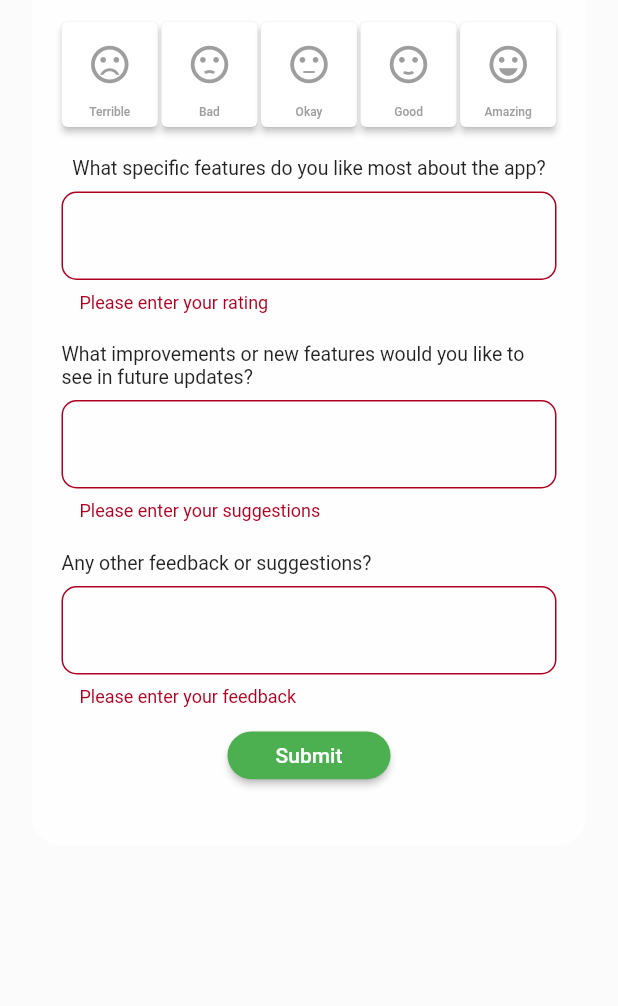
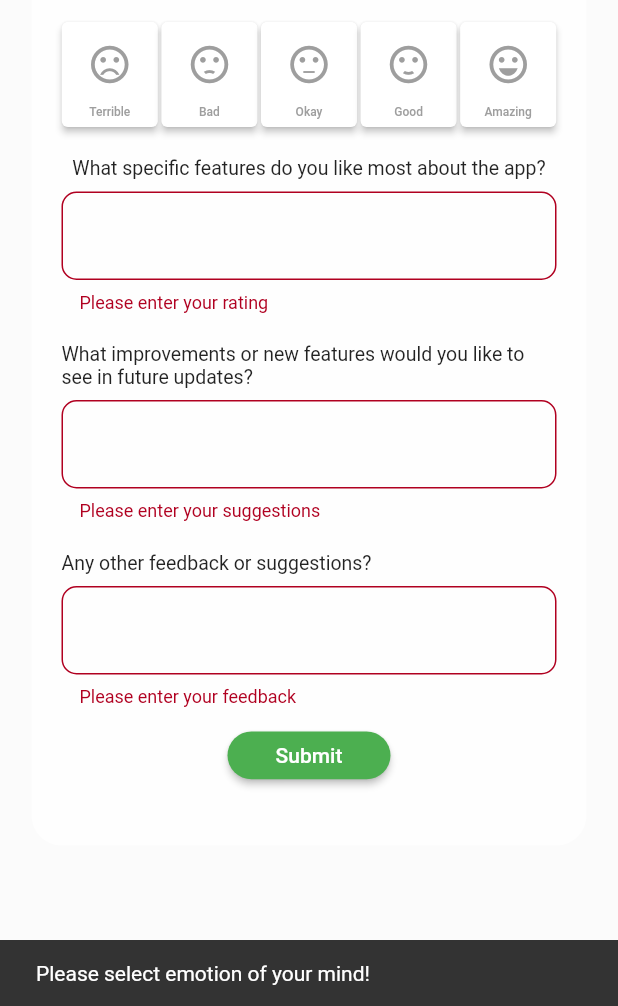
Before and after one commit to Chamith-Dilshan/ScholarSync_MobileApp, a Flutter app: the FeedbackForm screen opened directly, after a tap on "Submit", on a phone screen of 412 x 824 dp, the part 230-1236 px from its top. Run offline on Flutter 3.47's test engine with Material 2 defaults, Android fonts, the phone set to English and light mode, and no system bars; drawn by our look-alikes of calendar_view; our stand-ins replace bloc, cloud_firestore, expandable_text, firebase_auth, firebase_core, firebase_storage and 5 more; accounts and stored records are empty.

Commit message:
update give feedback.dart
connected to firestore

```diff
--- a/lib/features/view/give_feedback.dart
+++ b/lib/features/view/give_feedback.dart
@@ -3,6 +3,7 @@ import 'package:flutter/material.dart';
 // import 'package:scholarsync/common/nav_bar.dart';
 import '../../theme/palette.dart';
 import 'package:scholarsync/common/sidebar_bloc.dart';
+import 'package:cloud_firestore/cloud_firestore.dart';
 
 class FeedbackForm extends StatefulWidget implements NavigationStates{
   const FeedbackForm({super.key});
@@ -14,6 +15,7 @@ class FeedbackForm extends StatefulWidget implements NavigationStates{
 class FeedbackFormState extends State<FeedbackForm> {
   final _formKey = GlobalKey<FormState>();
   int? _selectedIndex;
+  String? _selectedFeedback;
   final TextEditingController _controller1 = TextEditingController();
   final TextEditingController _controller2 = TextEditingController();
   final TextEditingController _controller3 = TextEditingController();
@@ -175,10 +177,20 @@ class FeedbackFormState extends State<FeedbackForm> {
                             height: 31.91,
                             child: ElevatedButton(
                               onPressed: () {
-                                if (_formKey.currentState != null && _formKey.currentState!.validate()) {
+                                if (_formKey.currentState != null && _formKey.currentState!.validate() && _selectedFeedback != null) {
                                   ScaffoldMessenger.of(context)
-                                      .showSnackBar(const SnackBar(content: Text('Processing Data')));
+                                      .showSnackBar(const SnackBar(content: Text('Process Sucessful')));
+                                       FirebaseFirestore.instance.collection('feedback').add({
+                                  'emotion': _selectedFeedback,
+                                  'text1': _controller1.text,
+                                  'text2': _controller2.text,
+                                  'text3': _controller3.text
+                                });
+                                }else{
+                                  ScaffoldMessenger.of(context)
+                                  .showSnackBar(const SnackBar(content: Text('Please select emotion of your mind!')));
                                 }
+
                               },
                               style: ElevatedButton.styleFrom(
                                 backgroundColor: Colors.green,
@@ -207,6 +219,7 @@ class FeedbackFormState extends State<FeedbackForm> {
         onPressed: (){
           setState(() {
             _selectedIndex = index;
+            _selectedFeedback=text;
           });
         },
           style: ElevatedButton.styleFrom(
```
